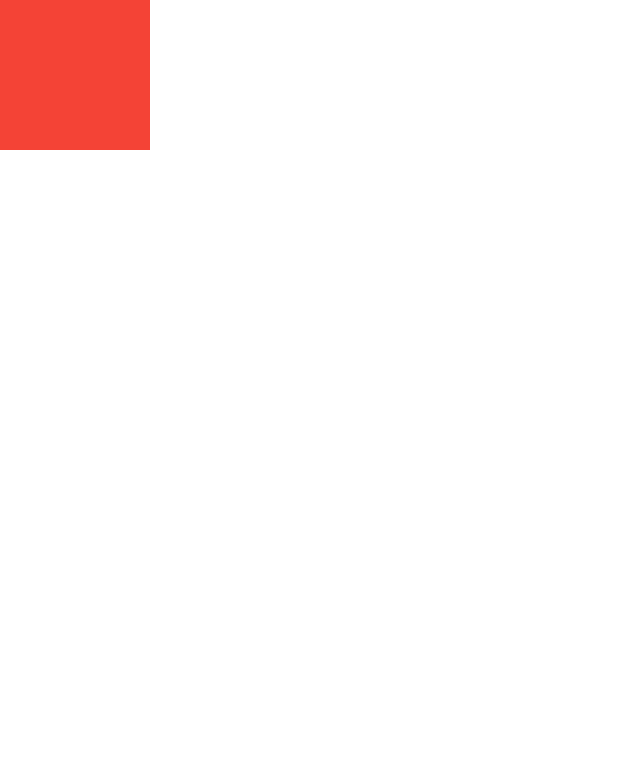
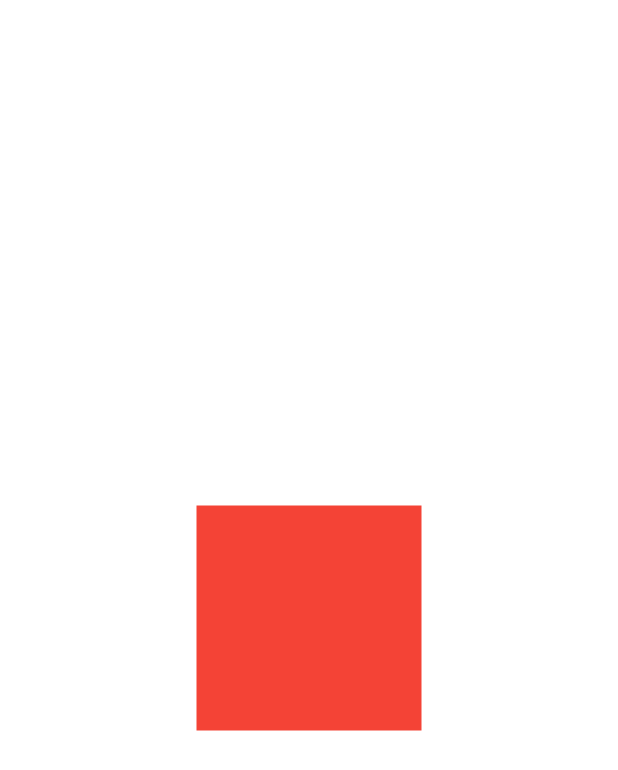
Before and after one commit to ihsanunot/constraints-kedua, a Flutter app: the screen it shows after launch, on a phone screen of 412 x 824 dp. Shown: the top 770 px of the screen. Run offline on Flutter 3.47's test engine with Material 2 defaults, Android fonts, the light colour scheme and no system bars.

Commit message:
expanded_flexible

```diff
--- a/lib/main.dart
+++ b/lib/main.dart
@@ -15,23 +15,27 @@ class MyApp extends StatelessWidget {
         colorScheme: ColorScheme.fromSeed(seedColor: Colors.deepPurple),
         useMaterial3: true,
       ),
-      home: const MediumConstrait(),
+      home: const BoxConstraint(),
     );
   }
 }
 
-class MediumConstrait extends StatelessWidget {
-  const MediumConstrait({super.key});
+class BoxConstraint extends StatelessWidget {
+  const BoxConstraint({super.key});
 
   @override
   Widget build(BuildContext context) {
-    return Align(
-      // nilai dari Aligment bisa digantik dengan alignment konstan
-      alignment: Alignment(-1, -1),
-      child: Container(
-        color: Colors.red,
-        width: 100,
-        height: 100,
+    return Center(
+      child: ConstrainedBox(
+        constraints: BoxConstraints(
+          minWidth: 70,
+          minHeight: 70,
+          maxWidth: 150,
+          maxHeight: 150,
+        ),
+        child: Container(
+          color: Colors.red,
+        ),
       ),
     );
   }
```
Also changed, not shown: 1 other file.
